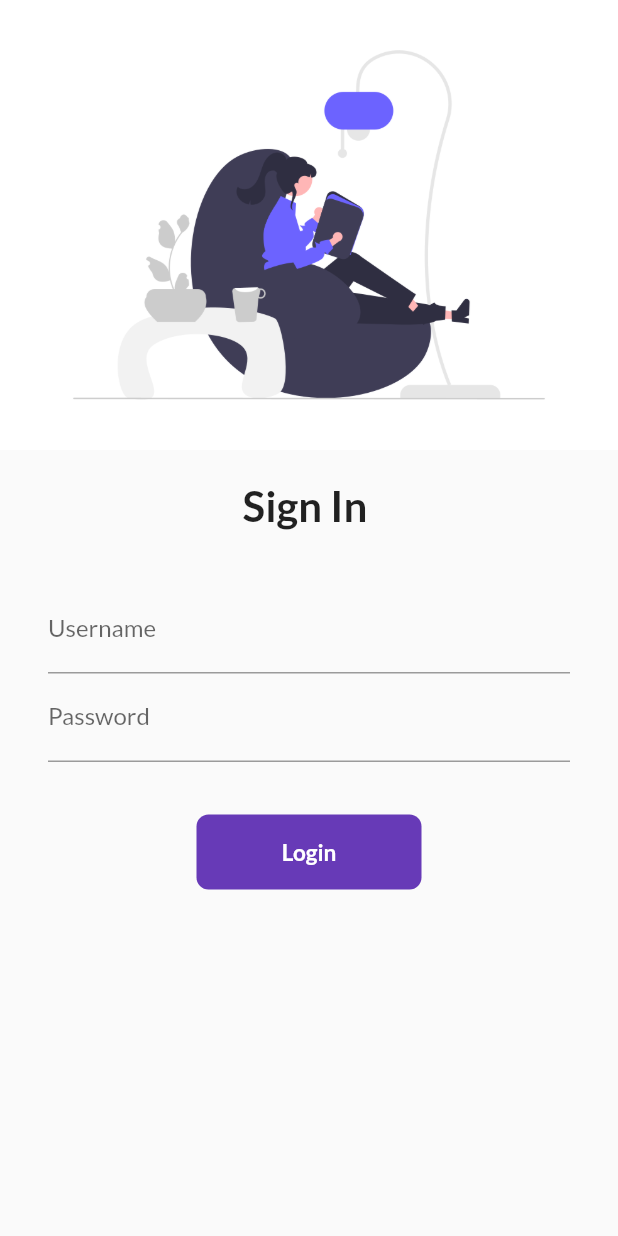
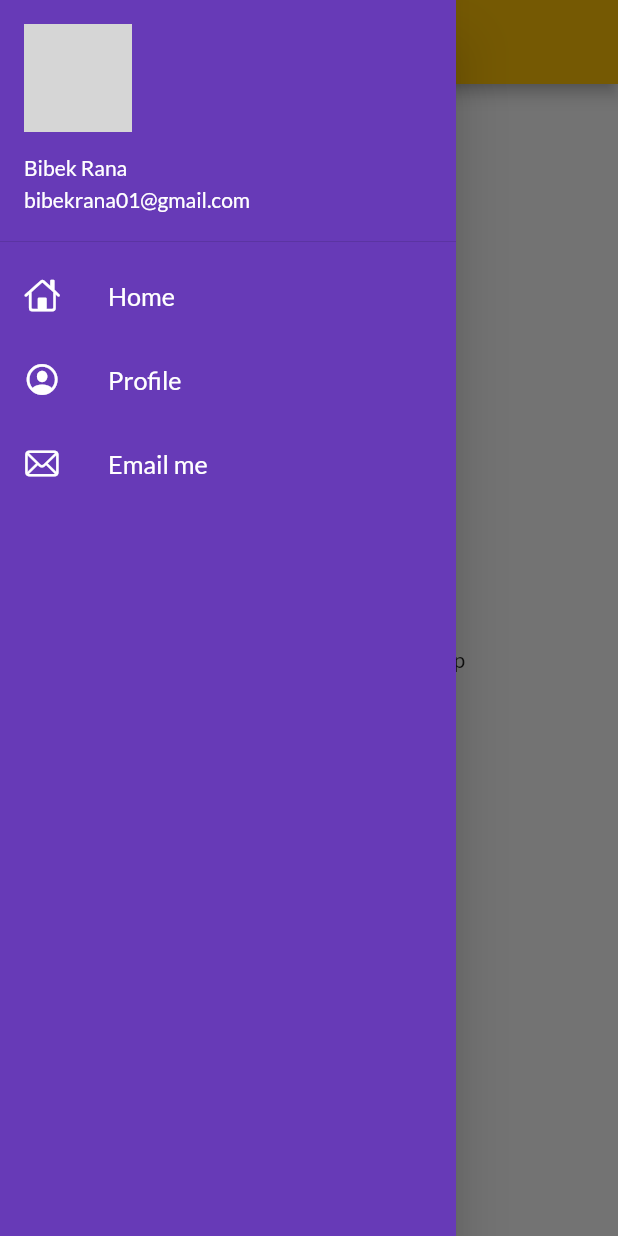
Before and after one commit to bibek77/catalog-app, a Flutter app: the screen it shows after launch, with the side drawer open (before the commit the screen has no drawer), on a phone screen of 412 x 824 dp. Run offline on Flutter 3.47's test engine with Material 2 defaults, Android fonts, the phone set to English and light mode, and no system bars; our stand-ins replace google_fonts; network calls fail; grey boxes are pictures that could not be loaded.

Commit message:
drawer dev completed

```diff
--- a/lib/main.dart
+++ b/lib/main.dart
@@ -25,7 +25,8 @@
         fontFamily: GoogleFonts.lato().fontFamily,
         primaryTextTheme: GoogleFonts.latoTextTheme()
       ),
-      // initialRoute: "/home",
+      debugShowCheckedModeBanner: false,
+      initialRoute: MyRoutes.homeRoute,
       routes: {
         "/": (context) => LoginPage(),
         MyRoutes.homeRoute: (context) => Homepage(),
--- a/lib/pages/home_page.dart
+++ b/lib/pages/home_page.dart
@@ -1,19 +1,22 @@
 import 'package:flutter/material.dart';
+import 'package:flutter_catalog/widgets/drawer.dart';
 
 class Homepage extends StatelessWidget {
   final int days = 0;
-  final String name = "Uchicha Sasuke";
+  final String name = "Catalog App";
   const Homepage({Key? key}) : super(key: key);
 
   @override
   Widget build(BuildContext context) {
     return Scaffold(
-      appBar: AppBar(),
-      drawer: Drawer(),
+      appBar: AppBar(
+        title: Text("Catalog App"),
+      ),
+      drawer: MyDrawer(),
       body: Center(
           child: Center(
         child: Container(
-          child: Text("Welcome to Day $days with $name"),
+          child: Text("Welcome to Day $days on $name"),
         ),
       )),
     );
--- a/lib/pages/login_page.dart
+++ b/lib/pages/login_page.dart
@@ -75,7 +75,7 @@
                     validator: (value) {
                       if (value!.isEmpty) {
                         return "Password cannot be Empty";
-                      } else if (value!.length < 6) {
+                      } else if (value.length < 6) {
                         return "Password length should be atleast 6";
                       }
                       return null;
--- /dev/null
+++ b/lib/widgets/drawer.dart
@@ -0,0 +1,76 @@
+import 'package:flutter/cupertino.dart';
+import 'package:flutter/material.dart';
+
+class MyDrawer extends StatelessWidget {
+  const MyDrawer({Key? key}) : super(key: key);
+
+  @override
+  Widget build(BuildContext context) {
+    final imageUrl = "https://media-exp1.licdn.com/dms/image/C5103AQEl6ckDUmo6ZQ/profile-displayphoto-shrink_200_200/0/1579089879783?e=1647475200&v=beta&t=7fkgGIUGvyBVt_H2QGbds78uAnMIvL015AIIVIWtey4";
+    return Drawer(
+      child: Container(
+        color: Colors.deepPurple,
+        child: ListView(
+          padding: EdgeInsets.zero,
+          children: [
+            DrawerHeader(
+                padding: EdgeInsets.zero,
+                child: UserAccountsDrawerHeader(
+                  margin: EdgeInsets.zero,
+                  decoration: BoxDecoration(
+                    color: Colors.deepPurple,
+                  ),
+                  accountName: Text("Bibek Rana",
+                  style: TextStyle(
+                      color: Colors.white,
+                    )),
+                  accountEmail: Text("bibekrana01@gmail.com",
+                  style: TextStyle(
+                      color: Colors.white,
+                    )),
+                  currentAccountPicture: CircleAvatar(
+                    backgroundImage: NetworkImage(imageUrl),
+                  )
+                )),
+                ListTile(
+                  leading: Icon(
+                    CupertinoIcons.home,
+                    color: Colors.white,
+                  ),
+                  title: Text(
+                    "Home",
+                    textScaleFactor: 1.2,
+                    style: TextStyle(
+                      color: Colors.white,
+                    ),),
+                ),
+                ListTile(
+                  leading: Icon(
+                    CupertinoIcons.profile_circled,
+                    color: Colors.white,
+                  ),
+                  title: Text(
+                    "Profile",
+                    textScaleFactor: 1.2,
+                    style: TextStyle(
+                      color: Colors.white,
+                    ),),
+                ),
+                ListTile(
+                  leading: Icon(
+                    CupertinoIcons.mail,
+                    color: Colors.white,
+                  ),
+                  title: Text(
+                    "Email me",
+                    textScaleFactor: 1.2,
+                    style: TextStyle(
+                      color: Colors.white,
+                    ),),
+                )
+          ],
+        ),
+      ),
+    );
+  }
+}
```
